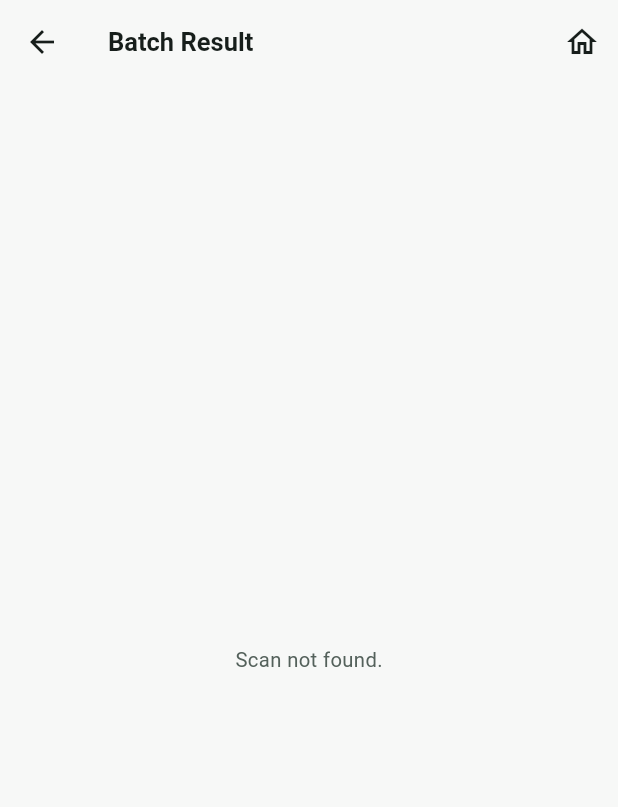
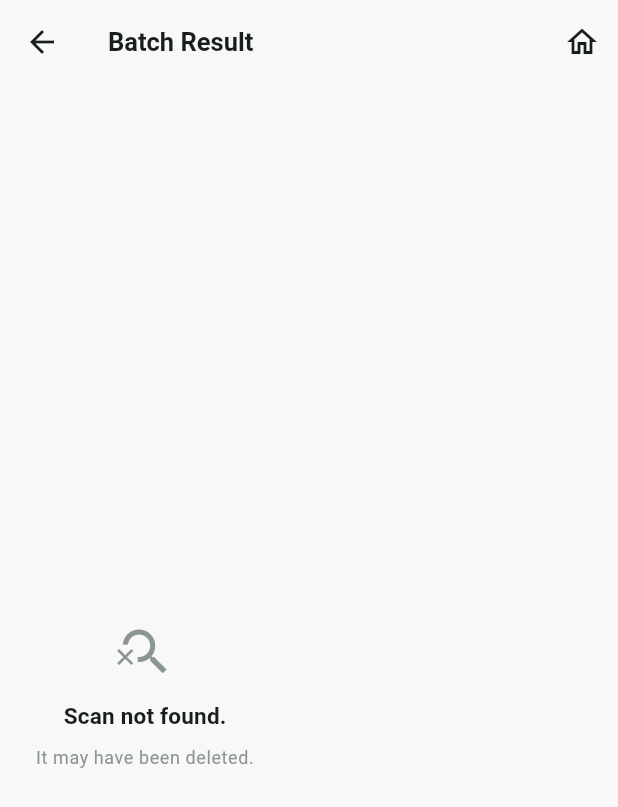
Before and after one commit to Abdullah-Jawed-05/AgriSpectra-NIR, a Flutter app: the ResultScreen screen opened directly with empty values, on a phone screen of 412 x 824 dp. Shown: the top 807 px of the screen. Run offline on Flutter 3.47's test engine with Material 3 defaults, Android fonts, the phone set to English and light mode, and no system bars; our stand-ins replace camera, fl_chart, flutter_blue_plus, flutter_riverpod, go_router, pdf and 4 more; accounts and stored records are empty.

Commit message:
Scrollable ErrorState widget for async screen error branches (§58)
History and Result screens showed async errors as an un-scrollable
Center(Text('$e')) — a provider stack trace overflowed with no way to
read it or recover (exactly what the "must be overridden in main()"
report looked like). Shared ErrorState: scrollable, friendly title, terse
detail, optional retry. Wired into history + result screens.

Co-Authored-By: Claude Sonnet 5 <noreply@anthropic.com>

```diff
--- a/app/lib/presentation/screens/result_screen.dart
+++ b/app/lib/presentation/screens/result_screen.dart
@@ -11,6 +11,7 @@ import '../../domain/entities/spectral_measurement.dart';
 import '../../export/scan_report_pdf.dart';
 import '../widgets/badges.dart';
 import '../widgets/batch_histogram_chart.dart';
+import '../widgets/error_state.dart';
 import '../widgets/seed_card.dart';
 import '../widgets/spectral_graph.dart';
 
@@ -43,10 +44,18 @@ class ResultScreen extends ConsumerWidget {
       ),
       body: scanAsync.when(
         loading: () => const Center(child: CircularProgressIndicator()),
-        error: (e, st) => Center(child: Text('Failed to load scan: $e')),
+        error: (e, st) => ErrorState(
+          title: "Couldn't load this scan.",
+          detail: e,
+          onRetry: () => ref.invalidate(scanByIdProvider(scanId)),
+        ),
         data: (scan) {
           if (scan == null) {
-            return const Center(child: Text('Scan not found.'));
+            return const ErrorState(
+              icon: Icons.search_off,
+              title: 'Scan not found.',
+              detail: 'It may have been deleted.',
+            );
           }
           return _ResultBody(scan: scan);
         },
--- /dev/null
+++ b/app/lib/presentation/widgets/error_state.dart
@@ -0,0 +1,59 @@
+import 'package:flutter/material.dart';
+
+import '../../core/theme/app_theme.dart';
+
+/// A centred, **scrollable** error panel with an optional retry. Async
+/// screens should use this for their `error:` branch rather than a bare
+/// `Center(child: Text('$e'))` — a long error (a provider stack trace, a
+/// DB message) otherwise overflows with no way to scroll or recover
+/// (§58 "failures must be handled, not crash / dead-end the app").
+class ErrorState extends StatelessWidget {
+  const ErrorState({
+    super.key,
+    required this.title,
+    this.detail,
+    this.icon = Icons.error_outline,
+    this.onRetry,
+  });
+
+  final String title;
+  final Object? detail;
+  final IconData icon;
+  final VoidCallback? onRetry;
+
+  @override
+  Widget build(BuildContext context) {
+    return LayoutBuilder(
+      builder: (context, constraints) => SingleChildScrollView(
+        padding: const EdgeInsets.all(AppSpacing.xl),
+        child: ConstrainedBox(
+          constraints: BoxConstraints(minHeight: constraints.maxHeight),
+          child: Column(
+            mainAxisAlignment: MainAxisAlignment.center,
+            children: [
+              Icon(icon, size: 40, color: AppColors.inkFaint),
+              const SizedBox(height: AppSpacing.md),
+              Text(title, textAlign: TextAlign.center, style: Theme.of(context).textTheme.titleMedium),
+              if (detail != null) ...[
+                const SizedBox(height: AppSpacing.sm),
+                Text(
+                  '$detail',
+                  textAlign: TextAlign.center,
+                  style: Theme.of(context).textTheme.bodySmall?.copyWith(color: AppColors.inkFaint),
+                ),
+              ],
+              if (onRetry != null) ...[
+                const SizedBox(height: AppSpacing.lg),
+                OutlinedButton.icon(
+                  onPressed: onRetry,
+                  icon: const Icon(Icons.refresh),
+                  label: const Text('Try again'),
+                ),
+              ],
+            ],
+          ),
+        ),
+      ),
+    );
+  }
+}
```
Also changed, not shown: app/lib/presentation/screens/history_screen.dart (+5 -48 lines).
